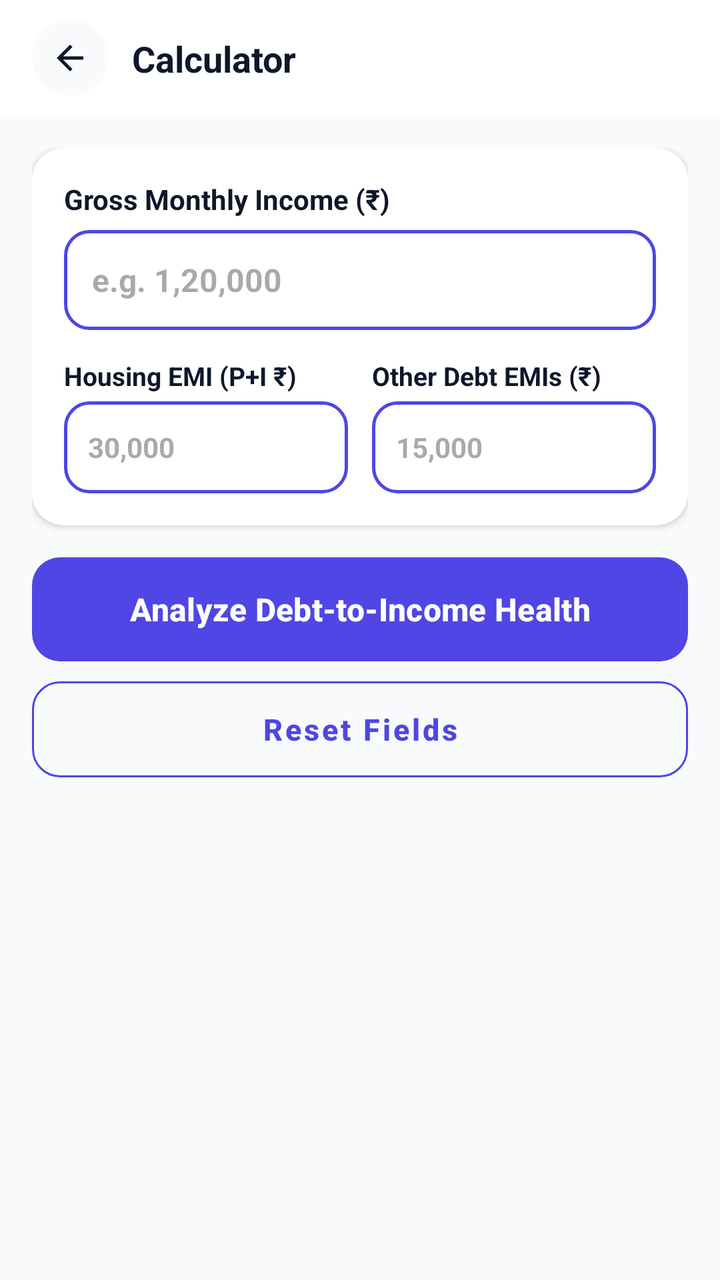
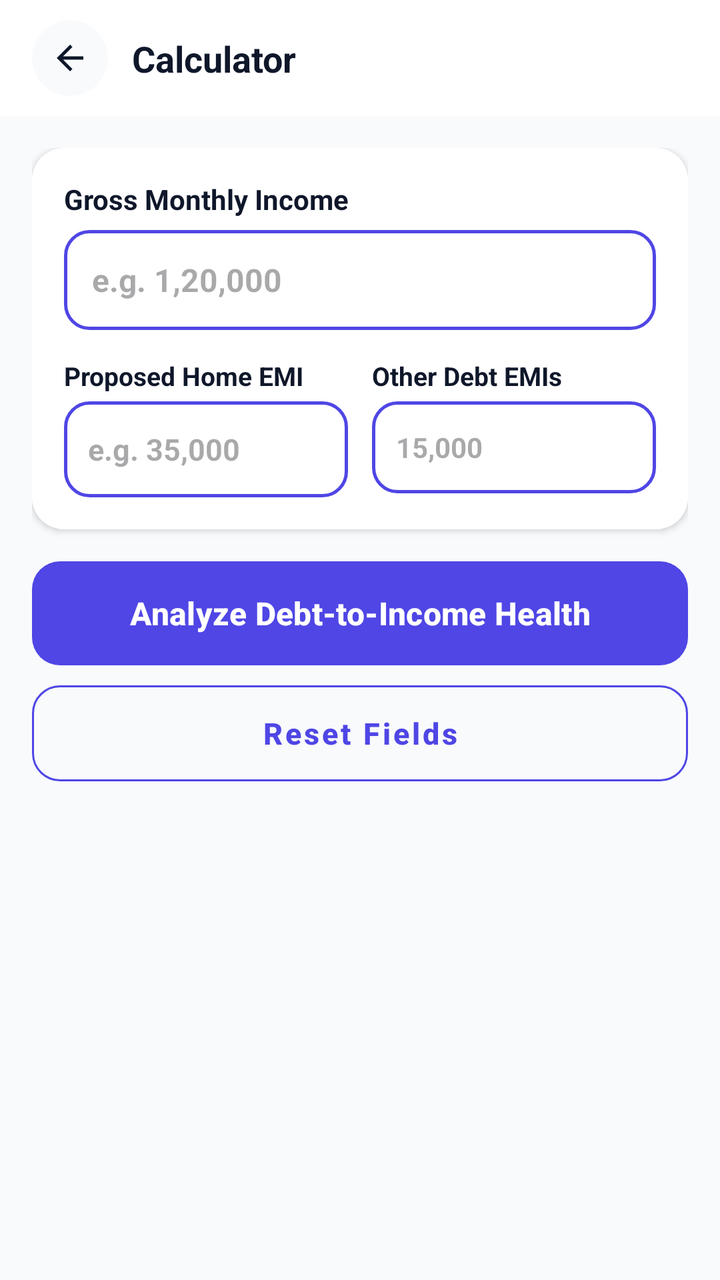

An Android layout rendered at two revisions. The XML below is the earlier revision; the diff shows what the commit changed to produce the second picture.
<!-- AndroidManifest.xml: application theme Theme.Calculatoremi -->
<!-- res/layout/activity_dti_utility.xml -->
<?xml version="1.0" encoding="utf-8"?>
<LinearLayout xmlns:android="http://schemas.android.com/apk/res/android"
    xmlns:app="http://schemas.android.com/apk/res-auto"
    android:layout_width="match_parent"
    android:layout_height="match_parent"
    android:background="@color/background"
    android:orientation="vertical">

    
    <include layout="@layout/layout_calculator_header" />

    
    <androidx.core.widget.NestedScrollView
        android:id="@+id/centerBodyLayout"
        android:layout_width="match_parent"
        android:layout_height="match_parent"
        android:clipToPadding="false"
        android:paddingBottom="40dp"
        android:fillViewport="true">

        <LinearLayout
            android:layout_width="match_parent"
            android:layout_height="wrap_content"
            android:orientation="vertical"
            android:padding="16dp">

            
            <com.google.android.material.card.MaterialCardView
                android:layout_width="match_parent"
                android:layout_height="wrap_content"
                app:cardCornerRadius="16dp"
                app:cardElevation="2dp"
                app:strokeWidth="0dp"
                android:layout_marginBottom="16dp">

                <LinearLayout
                    android:layout_width="match_parent"
                    android:layout_height="wrap_content"
                    android:orientation="vertical"
                    android:background="@color/surface"
                    android:padding="16dp">

                    <TextView
                        android:layout_width="wrap_content"
                        android:layout_height="wrap_content"
                        android:text="Gross Monthly Income (₹)"
                        android:textColor="@color/text_primary"
                        android:textSize="14sp"
                        android:textStyle="bold" />

                    <EditText
                        android:id="@+id/etGrossIncome"
                        android:layout_width="match_parent"
                        android:layout_height="50dp"
                        android:layout_marginTop="6dp"
                        android:background="@drawable/numeric_input_border"
                        android:hint="e.g. 1,20,000"
                        android:inputType="numberDecimal"
                        android:paddingHorizontal="14dp"
                        android:textColor="@color/text_primary"
                        android:textSize="16sp"
                        android:textStyle="bold" />

                    
                    <LinearLayout
                        android:layout_width="match_parent"
                        android:layout_height="wrap_content"
                        android:layout_marginTop="14dp"
                        android:orientation="horizontal">

                        <LinearLayout
                            android:layout_width="0dp"
                            android:layout_height="wrap_content"
                            android:layout_weight="1"
                            android:layout_marginEnd="6dp"
                            android:orientation="vertical">

                            <TextView
                                android:layout_width="wrap_content"
                                android:layout_height="wrap_content"
                                android:text="Housing EMI (P+I ₹)"
                                android:textColor="@color/text_primary"
                                android:textSize="13sp"
                                android:textStyle="bold" />

                            <EditText
                                android:id="@+id/etHousingCost"
                                android:layout_width="match_parent"
                                android:layout_height="46dp"
                                android:layout_marginTop="4dp"
                                android:background="@drawable/numeric_input_border"
                                android:hint="30,000"
                                android:inputType="numberDecimal"
                                android:paddingHorizontal="12dp"
                                android:textColor="@color/text_primary"
                                android:textSize="14sp"
                                android:textStyle="bold" />
                        </LinearLayout>

                        <LinearLayout
                            android:layout_width="0dp"
                            android:layout_height="wrap_content"
                            android:layout_marginStart="6dp"
                            android:layout_weight="1"
                            android:orientation="vertical">

                            <TextView
                                android:layout_width="wrap_content"
                                android:layout_height="wrap_content"
                                android:text="Other Debt EMIs (₹)"
                                android:textColor="@color/text_primary"
                                android:textSize="13sp"
                                android:textStyle="bold" />

                            <EditText
                                android:id="@+id/etOtherDebts"
                                android:layout_width="match_parent"
                                android:layout_height="46dp"
                                android:layout_marginTop="4dp"
                                android:background="@drawable/numeric_input_border"
                                android:hint="15,000"
                                android:inputType="numberDecimal"
                                android:paddingHorizontal="12dp"
                                android:textColor="@color/text_primary"
                                android:textSize="14sp"
                                android:textStyle="bold" />
                        </LinearLayout>
                    </LinearLayout>

                </LinearLayout>
            </com.google.android.material.card.MaterialCardView>



            
            <com.google.android.material.button.MaterialButton
                android:id="@+id/btnCalculate"
                android:layout_width="match_parent"
                android:layout_height="52dp"
                android:text="Analyze Debt-to-Income Health"
                android:textAllCaps="false"
                android:textColor="#FFFFFF"
                android:textSize="16sp"
                android:textStyle="bold"
                android:insetTop="0dp"
                android:insetBottom="0dp"
                app:backgroundTint="@color/primary"
                app:cornerRadius="14dp" />

            <com.google.android.material.button.MaterialButton
                android:id="@+id/btnReset"
                style="@style/Widget.MaterialComponents.Button.OutlinedButton"
                android:layout_width="match_parent"
                android:layout_height="48dp"
                android:layout_marginTop="10dp"
                android:text="Reset Fields"
                android:textAllCaps="false"
                android:textColor="@color/primary"
                android:textSize="15sp"
                android:textStyle="bold"
                android:insetTop="0dp"
                android:insetBottom="0dp"
                app:cornerRadius="14dp"
                app:strokeColor="@color/primary" />

        </LinearLayout>
    </androidx.core.widget.NestedScrollView>

</LinearLayout>
<!-- res/layout/layout_calculator_header.xml (included above) -->
<?xml version="1.0" encoding="utf-8"?>
<androidx.constraintlayout.widget.ConstraintLayout xmlns:android="http://schemas.android.com/apk/res/android"
    xmlns:app="http://schemas.android.com/apk/res-auto"
    android:id="@+id/calculatorHeader"
    android:layout_width="match_parent"
    android:layout_height="wrap_content"
    android:minHeight="56dp"
    android:background="@color/surface"
    android:elevation="0dp"
    android:paddingStart="16dp"
    android:paddingEnd="16dp"
    android:paddingTop="10dp"
    android:paddingBottom="10dp">

    <com.google.android.material.card.MaterialCardView
        android:id="@+id/btnBackContainer"
        android:layout_width="38dp"
        android:layout_height="38dp"
        app:cardBackgroundColor="@color/background"
        app:cardCornerRadius="19dp"
        app:cardElevation="0dp"
        app:strokeWidth="0dp"
        app:layout_constraintBottom_toBottomOf="parent"
        app:layout_constraintStart_toStartOf="parent"
        app:layout_constraintTop_toTopOf="parent">

        <ImageView
            android:id="@+id/btnBack"
            android:layout_width="20dp"
            android:layout_height="20dp"
            android:layout_gravity="center"
            android:src="@drawable/ic_arrow_back"
            app:tint="@color/text_primary" />
    </com.google.android.material.card.MaterialCardView>

    <TextView
        android:id="@+id/txtTitle"
        android:layout_width="0dp"
        android:layout_height="wrap_content"
        android:layout_marginStart="12dp"
        android:layout_marginEnd="12dp"
        android:text="Calculator"
        android:textColor="@color/text_primary"
        android:textSize="18sp"
        android:textStyle="bold"
        android:maxLines="1"
        android:ellipsize="end"
        app:layout_constraintBottom_toBottomOf="parent"
        app:layout_constraintEnd_toEndOf="parent"
        app:layout_constraintStart_toEndOf="@id/btnBackContainer"
        app:layout_constraintTop_toTopOf="parent" />

</androidx.constraintlayout.widget.ConstraintLayout>
<!-- resources referenced by this layout -->
<resources>
  <color name="background">#F8FAFC</color>
  <color name="primary">#4F46E5</color>
  <color name="surface">#FFFFFF</color>
  <color name="text_primary">#0F172A</color>
  <!-- drawable ic_arrow_back (drawable) -->
  <vector xmlns:android="http://schemas.android.com/apk/res/android"
      android:width="24dp"
      android:height="24dp"
      android:viewportWidth="960"
      android:viewportHeight="960">
    <path
        android:pathData="m313,520 l224,224 -57,56 -320,-320 320,-320 57,56 -224,224h487v80L313,520Z"
        android:fillColor="#e3e3e3"/>
  </vector>
  <!-- drawable numeric_input_border (drawable) -->
  <?xml version="1.0" encoding="utf-8"?>
  <shape xmlns:android="http://schemas.android.com/apk/res/android"
      android:shape="rectangle">
  
      <solid android:color="@color/surface"/>
  
      <stroke
          android:width="1.5dp"
          android:color="@color/primary"/>
  
      <corners android:radius="12dp"/>
  </shape>
  <style name="Theme.Calculatoremi" parent="Base.Theme.Calculatoremi" />
  <style name="Base.Theme.Calculatoremi" parent="Theme.Material3.DayNight.NoActionBar">
          <item name="android:statusBarColor">@android:color/transparent</item>
          <item name="android:navigationBarColor">@android:color/transparent</item>
          <item name="android:windowLightStatusBar">true</item>
          <item name="android:windowLightNavigationBar">true</item>
          <item name="colorPrimary">@color/primary</item>
          <item name="colorOnPrimary">#FFFFFF</item>
          <item name="colorSecondary">@color/gradient_accent</item>
          <item name="colorOnSecondary">#FFFFFF</item>
      </style>
  <color name="gradient_accent">#818CF8</color>
</resources>

<!-- the commit's change to res/layout/activity_dti_utility.xml (unified diff, before → after) -->
@@ -43,7 +43,7 @@
                     <TextView
                         android:layout_width="wrap_content"
                         android:layout_height="wrap_content"
-                        android:text="Gross Monthly Income (₹)"
+                        android:text="Gross Monthly Income"
                         android:textColor="@color/text_primary"
                         android:textSize="14sp"
                         android:textStyle="bold" />
@@ -78,7 +78,7 @@
                             <TextView
                                 android:layout_width="wrap_content"
                                 android:layout_height="wrap_content"
-                                android:text="Housing EMI (P+I ₹)"
+                                android:text="Proposed Home EMI"
                                 android:textColor="@color/text_primary"
                                 android:textSize="13sp"
                                 android:textStyle="bold" />
@@ -86,14 +86,14 @@
                             <EditText
                                 android:id="@+id/etHousingCost"
                                 android:layout_width="match_parent"
-                                android:layout_height="46dp"
+                                android:layout_height="48dp"
                                 android:layout_marginTop="4dp"
                                 android:background="@drawable/numeric_input_border"
-                                android:hint="30,000"
+                                android:hint="e.g. 35,000"
                                 android:inputType="numberDecimal"
                                 android:paddingHorizontal="12dp"
                                 android:textColor="@color/text_primary"
-                                android:textSize="14sp"
+                                android:textSize="15sp"
                                 android:textStyle="bold" />
                         </LinearLayout>
 
@@ -107,7 +107,7 @@
                             <TextView
                                 android:layout_width="wrap_content"
                                 android:layout_height="wrap_content"
-                                android:text="Other Debt EMIs (₹)"
+                                android:text="Other Debt EMIs"
                                 android:textColor="@color/text_primary"
                                 android:textSize="13sp"
                                 android:textStyle="bold" />
